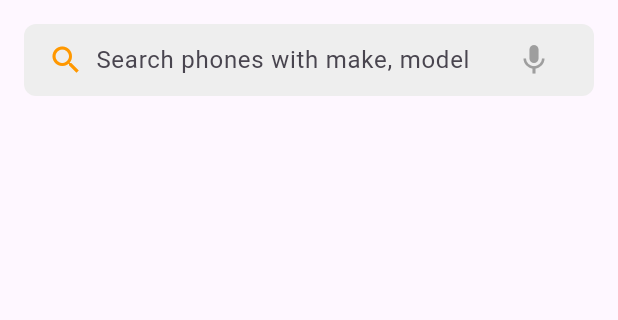
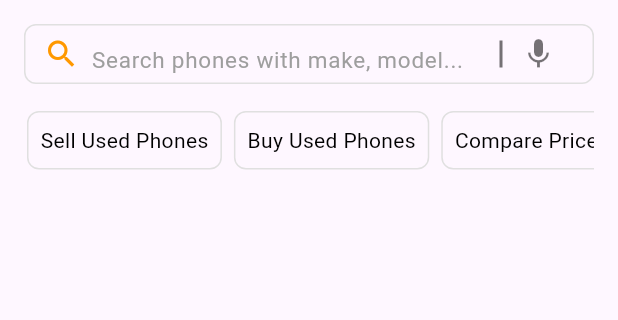
Before and after one commit to preetiGusain/thrift_phone, a Flutter app: the screen it shows after launch, on a phone screen of 412 x 824 dp, the part 84-404 px from its top. Run offline on Flutter 3.47's test engine with Material 3 defaults, Android fonts, the phone set to English and light mode, and no system bars.

Commit message:
Added action tabs in homescreen

```diff
--- a/lib/screens/homescreen/home_screen.dart
+++ b/lib/screens/homescreen/home_screen.dart
@@ -1,4 +1,5 @@
 import 'package:flutter/material.dart';
+import 'package:phone_thrift/widgets/action_buttons.dart';
 import 'package:phone_thrift/widgets/drawer_Icons.dart';
 
 class HomeScreen extends StatefulWidget {
@@ -143,7 +144,8 @@ class _HomeScreenState extends State<HomeScreen> {
                   ),
                 ),
               ),
-              const Divider(height: 1, color: Color.fromARGB(255, 210, 207, 207)),
+              const Divider(
+                  height: 1, color: Color.fromARGB(255, 210, 207, 207)),
               const SizedBox(height: 10),
 
               //Login/Signup
@@ -240,9 +242,11 @@ class _HomeScreenState extends State<HomeScreen> {
             crossAxisAlignment: CrossAxisAlignment.start,
             children: [
               Container(
-                padding: const EdgeInsets.symmetric(horizontal: 16),
+                height: 40,
+                padding: const EdgeInsets.symmetric(horizontal: 12),
                 decoration: BoxDecoration(
-                  color: Colors.grey[200],
+                  color: Colors.transparent,
+                  border: Border.all(color: Colors.grey.shade300),
                   borderRadius: BorderRadius.circular(8),
                 ),
                 child: Row(
@@ -250,20 +254,62 @@ class _HomeScreenState extends State<HomeScreen> {
                     const Icon(Icons.search, color: Colors.orange),
                     const SizedBox(width: 8),
                     const Expanded(
-                      child: TextField(
-                        decoration: InputDecoration(
-                          hintText: 'Search phones with make, model',
-                          border: InputBorder.none,
+                      child: Center(
+                        child: TextField(
+                          decoration: InputDecoration(
+                            hintText: 'Search phones with make, model...',
+                            hintStyle: TextStyle(
+                              fontSize: 15,
+                              color: Colors.grey,
+                            ),
+                            border: InputBorder.none,
+                          ),
                         ),
                       ),
                     ),
+                    Container(
+                      height: 18,
+                      width: 2,
+                      color: Colors.black54,
+                      margin: const EdgeInsets.symmetric(horizontal: 0),
+                    ),
                     IconButton(
                       onPressed: () {},
-                      icon: const Icon(Icons.mic, color: Colors.grey),
+                      icon: const Icon(Icons.mic, color: Colors.black54),
+                      padding: EdgeInsets.zero,
+                      constraints: const BoxConstraints(),
                     ),
                   ],
                 ),
               ),
+
+              //Action buttons
+              Container(
+                padding: const EdgeInsets.symmetric(vertical: 18),
+                height: 75,
+                child: ListView(
+                  scrollDirection: Axis.horizontal,
+                  children: [
+                    const SizedBox(width: 2),
+                    actionButtons('Sell Used Phones', () => {}),
+                    const SizedBox(width: 8),
+                    actionButtons('Buy Used Phones', () => {}),
+                    const SizedBox(width: 8),
+                    actionButtons('Compare Prices', () => {}),
+                    const SizedBox(width: 8),
+                    actionButtons('My Profile', () => {}),
+                    const SizedBox(width: 8),
+                    actionButtons('My Listings', () => {}),
+                    const SizedBox(width: 8),
+                    actionButtons('Services', () => {}),
+                    const SizedBox(width: 8),
+                    actionButtons('Register your Store', () => {}),
+                    const SizedBox(width: 8),
+                    actionButtons('Get the App', () => {}),
+                    const SizedBox(width: 8),
+                  ],
+                ),
+              )
             ],
           ),
         ),
--- /dev/null
+++ b/lib/widgets/action_buttons.dart
@@ -0,0 +1,23 @@
+import 'package:flutter/material.dart';
+
+Widget actionButtons(String label, VoidCallback onTap) {
+  return GestureDetector(
+    onTap: onTap,
+    child: Container(
+      decoration: BoxDecoration(
+        border: Border.all(color: Colors.grey.shade300),
+        borderRadius: BorderRadius.circular(8),
+      ),
+      padding: const EdgeInsets.symmetric(horizontal: 8),
+      child: Center(
+        child: Text(
+          label,
+          style: const TextStyle(
+            fontSize: 14,
+            color: Colors.black,
+          ),
+        ),
+      ),
+    ),
+  );
+}
--- /dev/null
+++ b/lib/widgets/drawer_icons.dart
@@ -0,0 +1,28 @@
+import 'package:flutter/material.dart';
+
+Widget drawerIcons(IconData icon, String label) {
+  return Container(
+    width: 90,
+    height: 60,
+    decoration: BoxDecoration(
+      border: Border.all(color: const Color.fromARGB(255, 201, 197, 197)),
+      borderRadius: BorderRadius.circular(8),
+    ),
+    padding: const EdgeInsets.all(2),
+    child: Column(
+      mainAxisSize: MainAxisSize.min,
+      children: [
+        Icon(
+          icon,
+          size: 25,
+          color: Colors.black,
+        ),
+        const SizedBox(height: 4),
+        Text(
+          label,
+          style: const TextStyle(fontSize: 12, color: Colors.black, fontWeight: FontWeight.w700),
+        ),
+      ],
+    ),
+  );
+}
```
